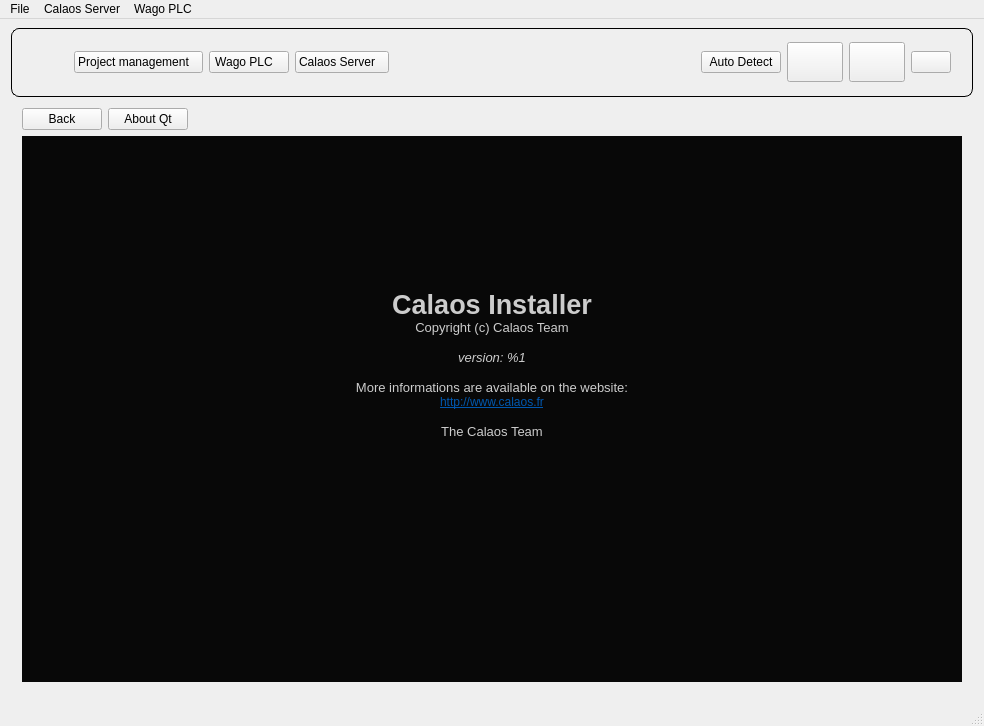
calaos/calaos_installer, file data/MainWindow.ui: the form before one commit.
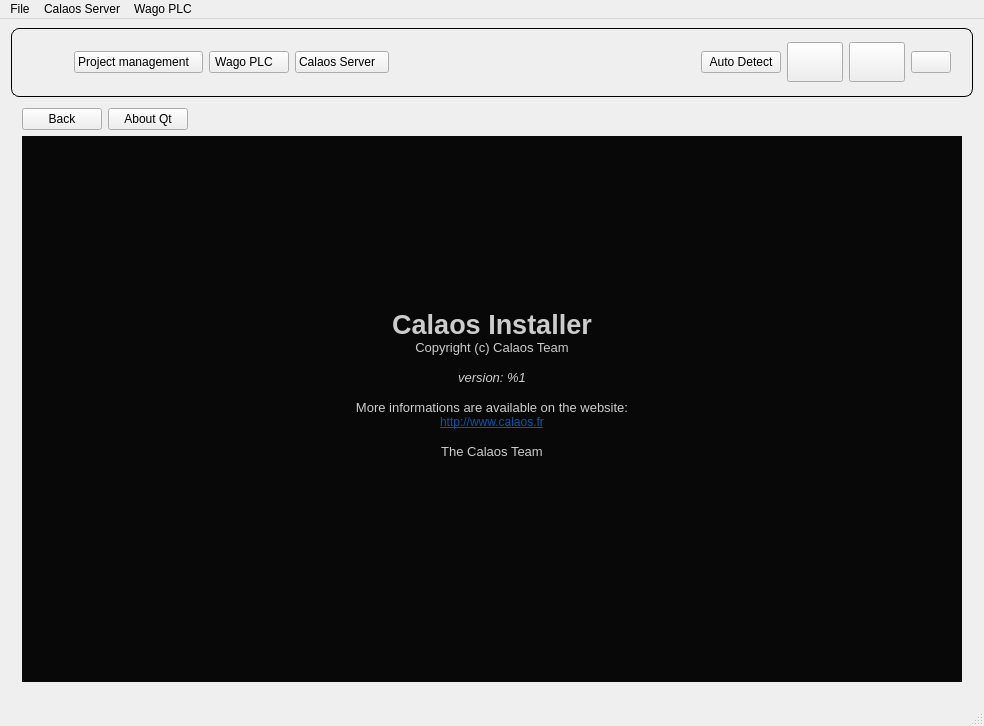
The form after the commit. The open tabs and pages were chosen to show the change. Icons and pictures are not drawn. Custom widgets are drawn as their Qt base class.

Commit message: First version of Image creator

```diff
--- a/data/MainWindow.ui
+++ b/data/MainWindow.ui
@@ -432,30 +432,31 @@
               <string>&lt;!DOCTYPE HTML PUBLIC &quot;-//W3C//DTD HTML 4.0//EN&quot; &quot;http://www.w3.org/TR/REC-html40/strict.dtd&quot;&gt;
 &lt;html&gt;&lt;head&gt;&lt;meta name=&quot;qrichtext&quot; content=&quot;1&quot; /&gt;&lt;style type=&quot;text/css&quot;&gt;
 p, li { white-space: pre-wrap; }
-&lt;/style&gt;&lt;/head&gt;&lt;body style=&quot; font-family:'Sans Serif'; font-size:9pt; font-weight:400; font-style:normal;&quot;&gt;
+&lt;/style&gt;&lt;/head&gt;&lt;body style=&quot; font-family:'.Helvetica Neue DeskInterface'; font-size:13pt; font-weight:400; font-style:normal;&quot;&gt;
 &lt;table border=&quot;0&quot; style=&quot;-qt-table-type: root; margin-top:4px; margin-bottom:4px; margin-left:4px; margin-right:4px;&quot;&gt;
 &lt;tr&gt;
 &lt;td style=&quot;border: none;&quot;&gt;
+&lt;p style=&quot;-qt-paragraph-type:empty; margin-top:0px; margin-bottom:0px; margin-left:0px; margin-right:0px; -qt-block-indent:0; text-indent:0px; font-family:'Sans Serif'; font-size:9pt;&quot;&gt;&lt;br /&gt;&lt;/p&gt;
 &lt;p style=&quot;-qt-paragraph-type:empty; margin-top:0px; margin-bottom:0px; margin-left:0px; margin-right:0px; -qt-block-indent:0; text-indent:0px; font-family:'MS Shell Dlg 2'; font-size:8.25pt;&quot;&gt;&lt;br /&gt;&lt;/p&gt;
 &lt;p style=&quot;-qt-paragraph-type:empty; margin-top:0px; margin-bottom:0px; margin-left:0px; margin-right:0px; -qt-block-indent:0; text-indent:0px; font-family:'MS Shell Dlg 2'; font-size:8pt;&quot;&gt;&lt;br /&gt;&lt;/p&gt;
 &lt;p style=&quot;-qt-paragraph-type:empty; margin-top:0px; margin-bottom:0px; margin-left:0px; margin-right:0px; -qt-block-indent:0; text-indent:0px; font-family:'MS Shell Dlg 2'; font-size:8pt;&quot;&gt;&lt;br /&gt;&lt;/p&gt;
 &lt;p style=&quot;-qt-paragraph-type:empty; margin-top:0px; margin-bottom:0px; margin-left:0px; margin-right:0px; -qt-block-indent:0; text-indent:0px; font-family:'MS Shell Dlg 2'; font-size:8pt;&quot;&gt;&lt;br /&gt;&lt;/p&gt;
 &lt;p style=&quot;-qt-paragraph-type:empty; margin-top:0px; margin-bottom:0px; margin-left:0px; margin-right:0px; -qt-block-indent:0; text-indent:0px; font-family:'MS Shell Dlg 2'; font-size:8pt;&quot;&gt;&lt;br /&gt;&lt;/p&gt;
-&lt;p style=&quot;-qt-paragraph-type:empty; margin-top:0px; margin-bottom:0px; margin-left:0px; margin-right:0px; -qt-block-indent:0; text-indent:0px;&quot;&gt;&lt;br /&gt;&lt;/p&gt;
-&lt;p style=&quot;-qt-paragraph-type:empty; margin-top:0px; margin-bottom:0px; margin-left:0px; margin-right:0px; -qt-block-indent:0; text-indent:0px;&quot;&gt;&lt;br /&gt;&lt;/p&gt;
-&lt;p style=&quot;-qt-paragraph-type:empty; margin-top:0px; margin-bottom:0px; margin-left:0px; margin-right:0px; -qt-block-indent:0; text-indent:0px;&quot;&gt;&lt;br /&gt;&lt;/p&gt;
-&lt;p align=&quot;center&quot; style=&quot;-qt-paragraph-type:empty; margin-top:0px; margin-bottom:0px; margin-left:0px; margin-right:0px; -qt-block-indent:0; text-indent:0px;&quot;&gt;&lt;br /&gt;&lt;/p&gt;
-&lt;p align=&quot;center&quot; style=&quot;-qt-paragraph-type:empty; margin-top:0px; margin-bottom:0px; margin-left:0px; margin-right:0px; -qt-block-indent:0; text-indent:0px;&quot;&gt;&lt;br /&gt;&lt;/p&gt;
-&lt;p align=&quot;center&quot; style=&quot; margin-top:0px; margin-bottom:0px; margin-left:0px; margin-right:0px; -qt-block-indent:0; text-indent:0px;&quot;&gt;&lt;span style=&quot; font-size:20pt; font-weight:600; color:#cccccc;&quot;&gt;Calaos Installer&lt;/span&gt;&lt;/p&gt;
-&lt;p align=&quot;center&quot; style=&quot; margin-top:0px; margin-bottom:0px; margin-left:0px; margin-right:0px; -qt-block-indent:0; text-indent:0px;&quot;&gt;&lt;span style=&quot; font-size:10pt; color:#cccccc;&quot;&gt;Copyright (c) Calaos Team&lt;/span&gt;&lt;/p&gt;
-&lt;p align=&quot;center&quot; style=&quot;-qt-paragraph-type:empty; margin-top:0px; margin-bottom:0px; margin-left:0px; margin-right:0px; -qt-block-indent:0; text-indent:0px; font-size:10pt; color:#cccccc;&quot;&gt;&lt;br /&gt;&lt;/p&gt;
-&lt;p align=&quot;center&quot; style=&quot; margin-top:0px; margin-bottom:0px; margin-left:0px; margin-right:0px; -qt-block-indent:0; text-indent:0px;&quot;&gt;&lt;span style=&quot; font-size:10pt; font-style:italic; color:#cccccc;&quot;&gt;version: %1&lt;/span&gt;&lt;/p&gt;
-&lt;p align=&quot;center&quot; style=&quot;-qt-paragraph-type:empty; margin-top:0px; margin-bottom:0px; margin-left:0px; margin-right:0px; -qt-block-indent:0; text-indent:0px; font-size:10pt; font-style:italic; color:#cccccc;&quot;&gt;&lt;br /&gt;&lt;/p&gt;
-&lt;p align=&quot;center&quot; style=&quot; margin-top:0px; margin-bottom:0px; margin-left:0px; margin-right:0px; -qt-block-indent:0; text-indent:0px;&quot;&gt;&lt;span style=&quot; font-size:10pt; color:#cccccc;&quot;&gt;More informations are available on the website:&lt;/span&gt;&lt;/p&gt;
-&lt;p align=&quot;center&quot; style=&quot; margin-top:0px; margin-bottom:0px; margin-left:0px; margin-right:0px; -qt-block-indent:0; text-indent:0px;&quot;&gt;&lt;a href=&quot;http://support.calaos.fr&quot;&gt;&lt;span style=&quot; text-decoration: underline; color:#0057ae;&quot;&gt;http://www.calaos.fr&lt;/span&gt;&lt;/a&gt;&lt;/p&gt;
-&lt;p align=&quot;center&quot; style=&quot;-qt-paragraph-type:empty; margin-top:0px; margin-bottom:0px; margin-left:0px; margin-right:0px; -qt-block-indent:0; text-indent:0px; font-size:10pt; color:#cccccc;&quot;&gt;&lt;br /&gt;&lt;/p&gt;
-&lt;p align=&quot;center&quot; style=&quot; margin-top:0px; margin-bottom:0px; margin-left:0px; margin-right:0px; -qt-block-indent:0; text-indent:0px;&quot;&gt;&lt;span style=&quot; font-size:10pt; color:#cccccc;&quot;&gt;The Calaos Team&lt;/span&gt;&lt;/p&gt;
-&lt;p align=&quot;center&quot; style=&quot;-qt-paragraph-type:empty; margin-top:0px; margin-bottom:0px; margin-left:0px; margin-right:0px; -qt-block-indent:0; text-indent:0px; text-decoration: underline; color:#0000ee;&quot;&gt;&lt;br /&gt;&lt;/p&gt;
+&lt;p style=&quot;-qt-paragraph-type:empty; margin-top:0px; margin-bottom:0px; margin-left:0px; margin-right:0px; -qt-block-indent:0; text-indent:0px; font-family:'Sans Serif'; font-size:9pt;&quot;&gt;&lt;br /&gt;&lt;/p&gt;
+&lt;p style=&quot;-qt-paragraph-type:empty; margin-top:0px; margin-bottom:0px; margin-left:0px; margin-right:0px; -qt-block-indent:0; text-indent:0px; font-family:'Sans Serif'; font-size:9pt;&quot;&gt;&lt;br /&gt;&lt;/p&gt;
+&lt;p style=&quot;-qt-paragraph-type:empty; margin-top:0px; margin-bottom:0px; margin-left:0px; margin-right:0px; -qt-block-indent:0; text-indent:0px; font-family:'Sans Serif'; font-size:9pt;&quot;&gt;&lt;br /&gt;&lt;/p&gt;
+&lt;p align=&quot;center&quot; style=&quot;-qt-paragraph-type:empty; margin-top:0px; margin-bottom:0px; margin-left:0px; margin-right:0px; -qt-block-indent:0; text-indent:0px; font-family:'Sans Serif'; font-size:9pt;&quot;&gt;&lt;br /&gt;&lt;/p&gt;
+&lt;p align=&quot;center&quot; style=&quot;-qt-paragraph-type:empty; margin-top:0px; margin-bottom:0px; margin-left:0px; margin-right:0px; -qt-block-indent:0; text-indent:0px; font-family:'Sans Serif'; font-size:9pt;&quot;&gt;&lt;br /&gt;&lt;/p&gt;
+&lt;p align=&quot;center&quot; style=&quot; margin-top:0px; margin-bottom:0px; margin-left:0px; margin-right:0px; -qt-block-indent:0; text-indent:0px;&quot;&gt;&lt;span style=&quot; font-family:'Sans Serif'; font-size:20pt; font-weight:600; color:#cccccc;&quot;&gt;Calaos Installer&lt;/span&gt;&lt;/p&gt;
+&lt;p align=&quot;center&quot; style=&quot; margin-top:0px; margin-bottom:0px; margin-left:0px; margin-right:0px; -qt-block-indent:0; text-indent:0px;&quot;&gt;&lt;span style=&quot; font-family:'Sans Serif'; font-size:10pt; color:#cccccc;&quot;&gt;Copyright (c) Calaos Team&lt;/span&gt;&lt;/p&gt;
+&lt;p align=&quot;center&quot; style=&quot;-qt-paragraph-type:empty; margin-top:0px; margin-bottom:0px; margin-left:0px; margin-right:0px; -qt-block-indent:0; text-indent:0px; font-family:'Sans Serif'; font-size:10pt; color:#cccccc;&quot;&gt;&lt;br /&gt;&lt;/p&gt;
+&lt;p align=&quot;center&quot; style=&quot; margin-top:0px; margin-bottom:0px; margin-left:0px; margin-right:0px; -qt-block-indent:0; text-indent:0px;&quot;&gt;&lt;span style=&quot; font-family:'Sans Serif'; font-size:10pt; font-style:italic; color:#cccccc;&quot;&gt;version: %1&lt;/span&gt;&lt;/p&gt;
+&lt;p align=&quot;center&quot; style=&quot;-qt-paragraph-type:empty; margin-top:0px; margin-bottom:0px; margin-left:0px; margin-right:0px; -qt-block-indent:0; text-indent:0px; font-family:'Sans Serif'; font-size:10pt; font-style:italic; color:#cccccc;&quot;&gt;&lt;br /&gt;&lt;/p&gt;
+&lt;p align=&quot;center&quot; style=&quot; margin-top:0px; margin-bottom:0px; margin-left:0px; margin-right:0px; -qt-block-indent:0; text-indent:0px;&quot;&gt;&lt;span style=&quot; font-family:'Sans Serif'; font-size:10pt; color:#cccccc;&quot;&gt;More informations are available on the website:&lt;/span&gt;&lt;/p&gt;
+&lt;p align=&quot;center&quot; style=&quot; margin-top:0px; margin-bottom:0px; margin-left:0px; margin-right:0px; -qt-block-indent:0; text-indent:0px;&quot;&gt;&lt;a href=&quot;http://support.calaos.fr&quot;&gt;&lt;span style=&quot; font-family:'Sans Serif'; font-size:9pt; text-decoration: underline; color:#0057ae;&quot;&gt;http://www.calaos.fr&lt;/span&gt;&lt;/a&gt;&lt;/p&gt;
+&lt;p align=&quot;center&quot; style=&quot;-qt-paragraph-type:empty; margin-top:0px; margin-bottom:0px; margin-left:0px; margin-right:0px; -qt-block-indent:0; text-indent:0px; font-family:'Sans Serif'; font-size:10pt; color:#cccccc;&quot;&gt;&lt;br /&gt;&lt;/p&gt;
+&lt;p align=&quot;center&quot; style=&quot; margin-top:0px; margin-bottom:0px; margin-left:0px; margin-right:0px; -qt-block-indent:0; text-indent:0px;&quot;&gt;&lt;span style=&quot; font-family:'Sans Serif'; font-size:10pt; color:#cccccc;&quot;&gt;The Calaos Team&lt;/span&gt;&lt;/p&gt;
+&lt;p align=&quot;center&quot; style=&quot;-qt-paragraph-type:empty; margin-top:0px; margin-bottom:0px; margin-left:0px; margin-right:0px; -qt-block-indent:0; text-indent:0px; font-family:'Sans Serif'; font-size:9pt; text-decoration: underline; color:#0000ee;&quot;&gt;&lt;br /&gt;&lt;/p&gt;
 &lt;p align=&quot;center&quot; style=&quot; margin-top:0px; margin-bottom:0px; margin-left:0px; margin-right:0px; -qt-block-indent:0; text-indent:0px;&quot;&gt;&lt;img src=&quot;:/img/calaos.png&quot; /&gt;&lt;/p&gt;&lt;/td&gt;&lt;/tr&gt;&lt;/table&gt;&lt;/body&gt;&lt;/html&gt;</string>
              </property>
             </widget>
```
Left out of the diff: 9 changed lines with no effect on the pictures. The commit also changes 6 other files.
